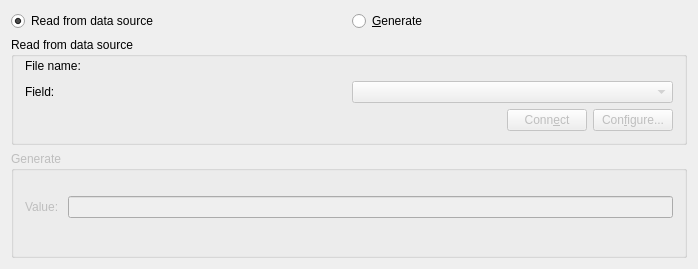
Before: the Qt Designer form src/libkstapp/stringtab.ui in Kst-plot/kst, drawn with Qt 5.
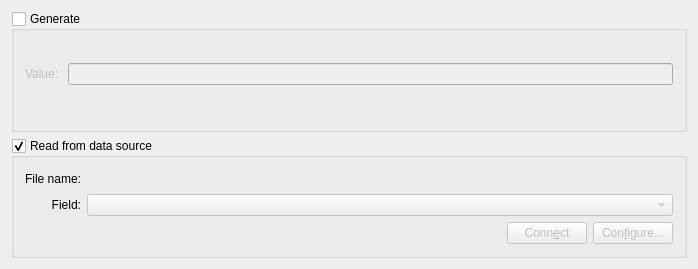
After: the same form once the commit is applied. Custom widgets are drawn as their Qt base class.

Commit message: -Icons for contents tab -Fix up/down/add/remove button behavior in content tab -Add settings to change axis number font. -Change behavior of string dialog to use checkable group boxes.

Patch:
```diff
--- a/src/libkstapp/stringtab.ui
+++ b/src/libkstapp/stringtab.ui
@@ -10,42 +10,28 @@
    </rect>
   </property>
   <layout class="QGridLayout" name="gridLayout" >
-   <item row="0" column="0" >
-    <widget class="QRadioButton" name="_readFromSource" >
-     <property name="text" >
-      <string>Read from data source</string>
-     </property>
-     <property name="checked" >
-      <bool>true</bool>
-     </property>
-    </widget>
-   </item>
-   <item row="0" column="1" >
-    <widget class="QRadioButton" name="_generateX" >
-     <property name="whatsThis" >
-      <string>Generate a new vector with the properties given here as the independent variable.</string>
-     </property>
-     <property name="text" >
-      <string>&amp;Generate</string>
-     </property>
-    </widget>
-   </item>
    <item row="1" column="0" colspan="2" >
     <widget class="QGroupBox" name="_dataStringGroup" >
      <property name="title" >
       <string>Read from data source</string>
      </property>
-     <layout class="QGridLayout" name="_2" >
-      <property name="topMargin" >
-       <number>0</number>
-      </property>
+     <property name="checkable" >
+      <bool>true</bool>
+     </property>
+     <layout class="QGridLayout" name="gridLayout_2" >
       <item row="0" column="0" >
        <widget class="QLabel" name="label_4" >
+        <property name="sizePolicy" >
+         <sizepolicy vsizetype="Preferred" hsizetype="Fixed" >
+          <horstretch>0</horstretch>
+          <verstretch>0</verstretch>
+         </sizepolicy>
+        </property>
         <property name="text" >
          <string>File name:</string>
         </property>
         <property name="alignment" >
-         <set>Qt::AlignLeading|Qt::AlignLeft|Qt::AlignVCenter</set>
+         <set>Qt::AlignRight|Qt::AlignTrailing|Qt::AlignVCenter</set>
         </property>
         <property name="wordWrap" >
          <bool>false</bool>
@@ -61,7 +47,7 @@
          <string>Field:</string>
         </property>
         <property name="alignment" >
-         <set>Qt::AlignLeading|Qt::AlignLeft|Qt::AlignVCenter</set>
+         <set>Qt::AlignRight|Qt::AlignTrailing|Qt::AlignVCenter</set>
         </property>
         <property name="wordWrap" >
          <bool>false</bool>
@@ -121,14 +107,17 @@
      </layout>
     </widget>
    </item>
-   <item row="2" column="0" colspan="2" >
+   <item row="0" column="0" colspan="2" >
     <widget class="QGroupBox" name="_generatedStringGroup" >
-     <property name="enabled" >
-      <bool>false</bool>
-     </property>
      <property name="title" >
       <string>Generate</string>
      </property>
+     <property name="checkable" >
+      <bool>true</bool>
+     </property>
+     <property name="checked" >
+      <bool>false</bool>
+     </property>
      <layout class="QGridLayout" name="_4" >
       <property name="topMargin" >
        <number>0</number>
```
The commit also changes 12 other files.
